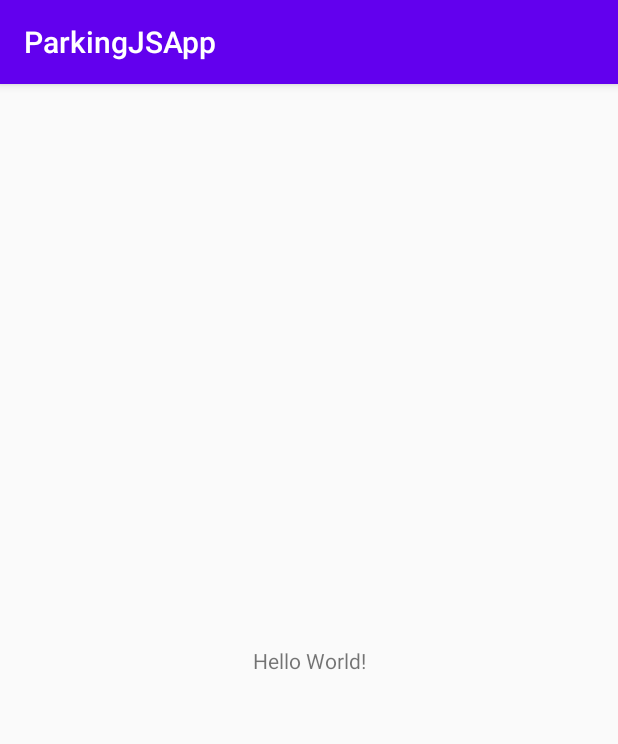
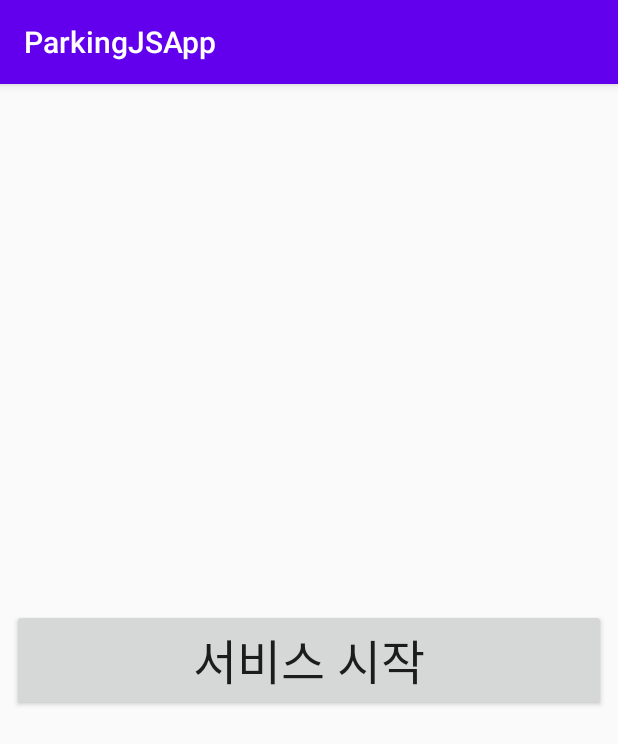
Before and after one commit to DonggeonOh/ParkingJS_App, an Android app: the MainActivity screen opened directly, with no data from a screen before it, on a phone screen of 412 x 824 dp. Shown: the top 744 px of the screen. Run offline under Robolectric (Android 15) with nearby library versions, the phone set to English and light mode, and no system bars; our stand-ins replace data binding.

```diff
--- a/app/src/main/java/com/example/parkingjs/ui/main/MainActivity.java
+++ b/app/src/main/java/com/example/parkingjs/ui/main/MainActivity.java
@@ -5,6 +5,7 @@ import android.os.Bundle;
 import com.example.parkingjs.R;
 import com.example.parkingjs.databinding.ActivityMainBinding;
 import com.example.parkingjs.ui.BaseActivity;
+import com.example.parkingjs.ui.camera.CameraActivity;
 
 public class MainActivity extends BaseActivity<ActivityMainBinding> {
 
@@ -12,6 +13,15 @@ public class MainActivity extends BaseActivity<ActivityMainBinding> {
 	protected void onCreate(Bundle savedInstanceState) {
 		super.onCreate(savedInstanceState);
 
+		initViews();
+	}
+
+	private void initViews() {
+		binding.btStartService.setOnClickListener(__ -> startCameraActivity());
+	}
+
+	private void startCameraActivity() {
+		startActivity(CameraActivity.getLaunchIntent(getApplicationContext()));
 	}
 
 	@Override
--- /dev/null
+++ b/app/src/main/res/drawable/shape_circle.xml
@@ -0,0 +1,6 @@
+<?xml version="1.0" encoding="utf-8"?>
+<shape xmlns:android="http://schemas.android.com/apk/res/android"
+    android:shape="oval">
+
+    <solid android:color="@color/colorAccent" />
+</shape>
--- a/app/src/main/res/layout/activity_main.xml
+++ b/app/src/main/res/layout/activity_main.xml
@@ -1,7 +1,6 @@
 <?xml version="1.0" encoding="utf-8"?>
 
-<layout
-    xmlns:android="http://schemas.android.com/apk/res/android"
+<layout xmlns:android="http://schemas.android.com/apk/res/android"
     xmlns:app="http://schemas.android.com/apk/res-auto"
     xmlns:tools="http://schemas.android.com/tools"
     tools:context=".ui.main.MainActivity">
@@ -10,13 +9,17 @@
         android:layout_width="match_parent"
         android:layout_height="match_parent">
 
-        <TextView
-            android:layout_width="wrap_content"
+        <androidx.appcompat.widget.AppCompatButton
+            android:id="@+id/bt_start_service"
+            android:layout_width="match_parent"
             android:layout_height="wrap_content"
-            android:text="Hello World!"
+            android:layout_marginStart="8dp"
+            android:layout_marginEnd="8dp"
+            android:text="@string/start_service"
+            android:textSize="32sp"
             app:layout_constraintBottom_toBottomOf="parent"
-            app:layout_constraintLeft_toLeftOf="parent"
-            app:layout_constraintRight_toRightOf="parent"
+            app:layout_constraintEnd_toEndOf="parent"
+            app:layout_constraintStart_toStartOf="parent"
             app:layout_constraintTop_toTopOf="parent" />
 
     </androidx.constraintlayout.widget.ConstraintLayout>
--- a/app/src/main/res/values/strings.xml
+++ b/app/src/main/res/values/strings.xml
@@ -1,3 +1,4 @@
 <resources>
     <string name="app_name">ParkingJSApp</string>
+    <string name="start_service">서비스 시작</string>
 </resources>
```
Also changed, not shown: app/build.gradle (+18 -0 lines), app/src/main/AndroidManifest.xml (+8 -0 lines), app/src/main/java/com/example/parkingjs/extension/tedpermission/PermissionUtil.java (added, +34 -0 lines), app/src/main/java/com/example/parkingjs/ui/camera/CameraActivity.java (added, +72 -0 lines), app/src/main/java/com/example/parkingjs/ui/camera/CameraViewModel.java (added, +7 -0 lines), app/src/main/java/com/example/parkingjs/ui/main/MainViewModel.java (added, +7 -0 lines), app/src/main/res/drawable/ic_camera.xml (added, +12 -0 lines), app/src/main/res/layout/activity_camera.xml (added, +34 -0 lines), app/src/main/java/com/example/parkingjs/ui/Splash/SplashActivity.java (indentation only). Lines whose indentation alone changed are shown as unchanged.
